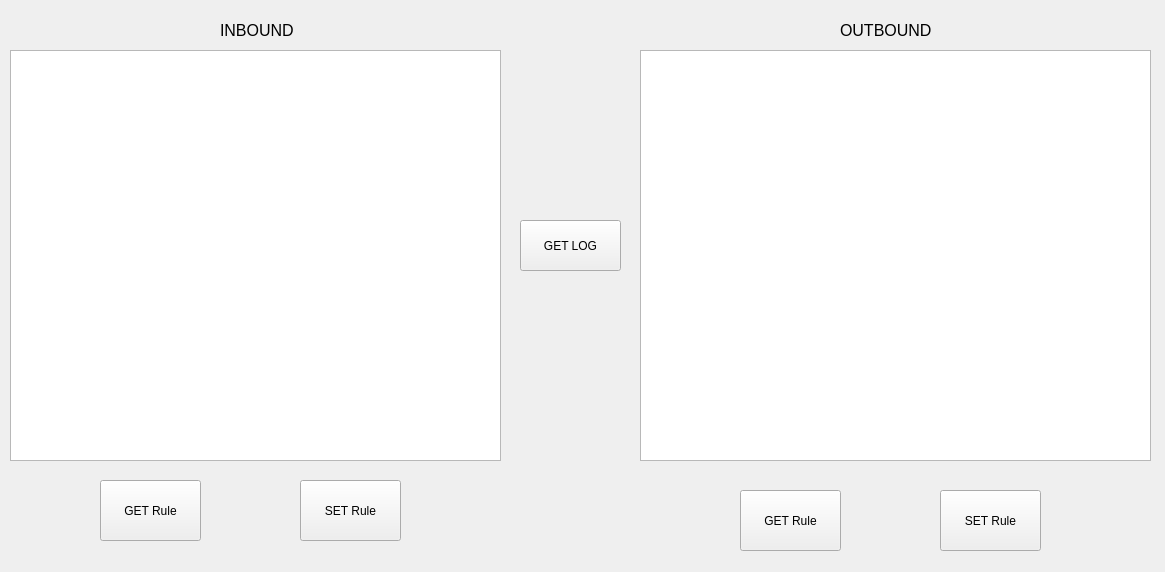
Qt form Qt/widget.ui (physicallayer/firewall_module_manager) before a commit.
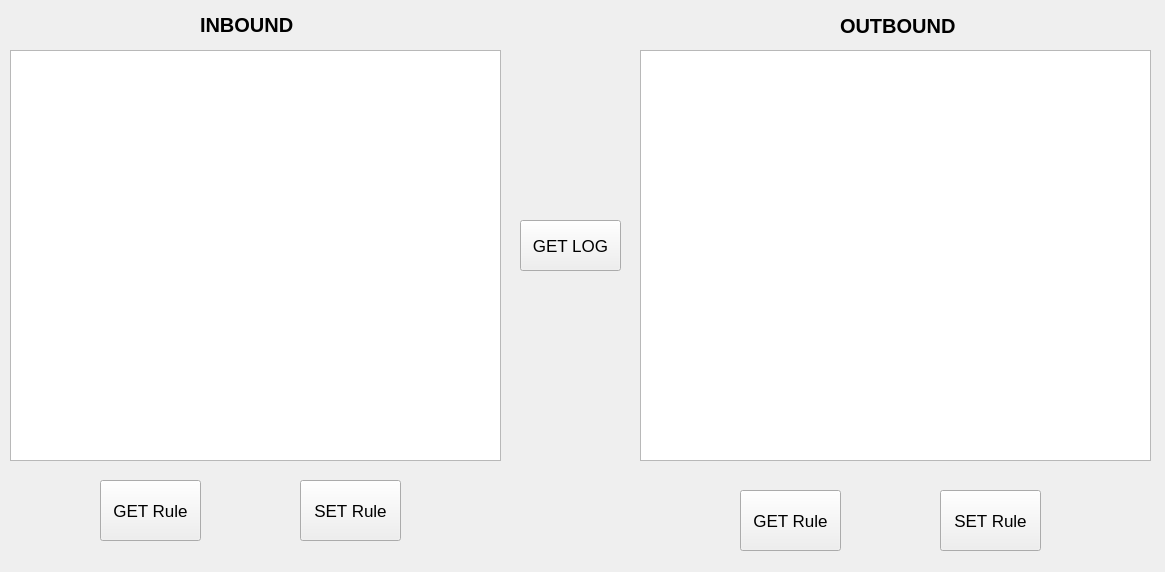
The same form after that commit.

```diff
--- a/Qt/widget.ui
+++ b/Qt/widget.ui
@@ -22,6 +22,11 @@
      <height>61</height>
     </rect>
    </property>
+   <property name="font">
+    <font>
+     <pointsize>13</pointsize>
+    </font>
+   </property>
    <property name="text">
     <string>GET Rule</string>
    </property>
@@ -35,6 +40,11 @@
      <height>61</height>
     </rect>
    </property>
+   <property name="font">
+    <font>
+     <pointsize>13</pointsize>
+    </font>
+   </property>
    <property name="text">
     <string>SET Rule</string>
    </property>
@@ -58,6 +68,21 @@
      <height>51</height>
     </rect>
    </property>
+   <property name="font">
+    <font>
+     <pointsize>13</pointsize>
+     <strikeout>false</strikeout>
+    </font>
+   </property>
+   <property name="mouseTracking">
+    <bool>false</bool>
+   </property>
+   <property name="autoFillBackground">
+    <bool>false</bool>
+   </property>
+   <property name="styleSheet">
+    <string notr="true"/>
+   </property>
    <property name="text">
     <string>GET LOG</string>
    </property>
@@ -75,15 +100,17 @@
   <widget class="QLabel" name="label">
    <property name="geometry">
     <rect>
-     <x>220</x>
-     <y>20</y>
-     <width>91</width>
-     <height>20</height>
+     <x>200</x>
+     <y>9</y>
+     <width>111</width>
+     <height>31</height>
     </rect>
    </property>
    <property name="font">
     <font>
-     <pointsize>12</pointsize>
+     <pointsize>15</pointsize>
+     <weight>75</weight>
+     <bold>true</bold>
     </font>
    </property>
    <property name="text">
@@ -94,14 +121,16 @@
    <property name="geometry">
     <rect>
      <x>840</x>
-     <y>20</y>
-     <width>101</width>
-     <height>20</height>
+     <y>10</y>
+     <width>131</width>
+     <height>31</height>
     </rect>
    </property>
    <property name="font">
     <font>
-     <pointsize>12</pointsize>
+     <pointsize>15</pointsize>
+     <weight>75</weight>
+     <bold>true</bold>
     </font>
    </property>
    <property name="text">
@@ -117,6 +146,11 @@
      <height>61</height>
     </rect>
    </property>
+   <property name="font">
+    <font>
+     <pointsize>13</pointsize>
+    </font>
+   </property>
    <property name="text">
     <string>GET Rule</string>
    </property>
@@ -130,6 +164,11 @@
      <height>61</height>
     </rect>
    </property>
+   <property name="font">
+    <font>
+     <pointsize>13</pointsize>
+    </font>
+   </property>
    <property name="text">
     <string>SET Rule</string>
    </property>
```
